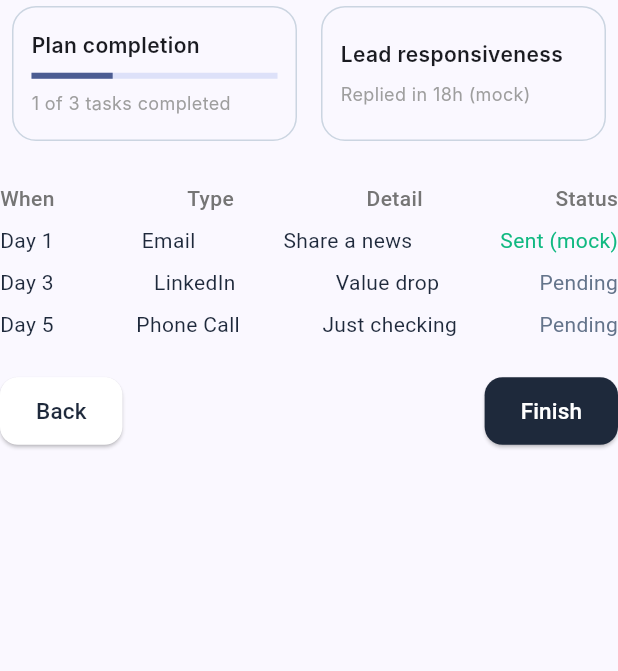
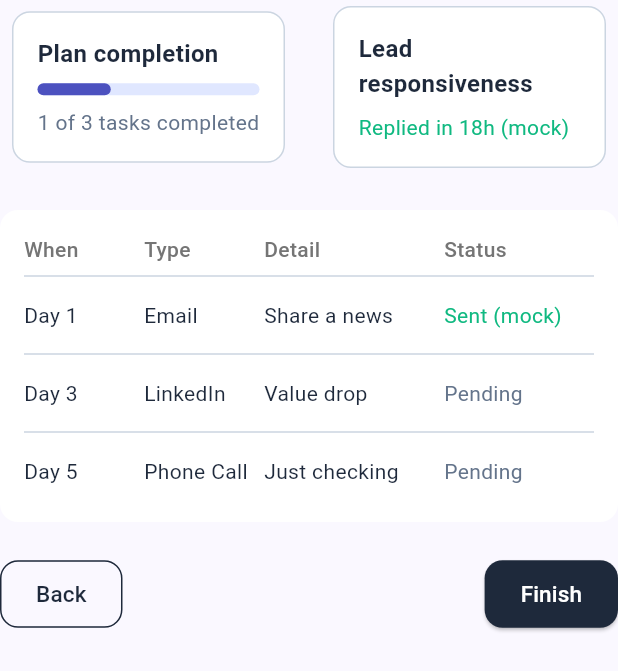
Before and after one commit to DebdaruDG/Network-IT-Lead-Planner-and-Follow-up, a Flutter app: the Step6TrackProgress widget shown alone on an empty page, opened directly, on a phone screen of 412 x 824 dp. Shown: the top 671 px of the screen. Run offline on Flutter 3.47's test engine with Material 3 defaults, Android fonts, the phone set to English and light mode, and no system bars; our stand-ins replace dio, flutter_riverpod, go_router, google_sign_in; Roboto replaces fonts that are missing (Inter).

Commit message:
step 6 ui refinement

```diff
--- a/lib/features/lead_creation/steps/step6_plan_overview.dart
+++ b/lib/features/lead_creation/steps/step6_plan_overview.dart
@@ -16,6 +16,7 @@ class Step6TrackProgress extends StatelessWidget {
                 "1 of 3 tasks completed",
               ),
             ),
+            const SizedBox(width: 16), // Spacing between progress cards
             Expanded(
               child: progressCard(
                 "Lead responsiveness",
@@ -27,7 +28,7 @@ class Step6TrackProgress extends StatelessWidget {
         ),
         const SizedBox(height: 24), // Spacing before task list
         taskList(),
-        const SizedBox(height: 24), // Spacing before task list
+        const SizedBox(height: 24), // Spacing before buttons
         Row(
           mainAxisAlignment: MainAxisAlignment.spaceBetween,
           children: [
@@ -45,26 +46,48 @@ class Step6TrackProgress extends StatelessWidget {
 
   Widget progressCard(String title, double? progress, String detail) {
     return Container(
-      padding: const EdgeInsets.all(12),
+      padding: const EdgeInsets.all(16), // Increased padding for spacious feel
       margin: const EdgeInsets.symmetric(horizontal: 8, vertical: 4),
       decoration: BoxDecoration(
-        border: Border.all(color: const Color(0xFFCBD5E1)),
-        borderRadius: BorderRadius.circular(16),
+        color: Colors.white,
+        border: Border.all(color: const Color(0xFFCBD5E1)), // Light gray border
+        borderRadius: BorderRadius.circular(12), // Rounded corners
       ),
-      height: 90,
       child: Column(
         crossAxisAlignment: CrossAxisAlignment.start,
         mainAxisAlignment: MainAxisAlignment.center,
         children: [
-          Text(title, style: const TextStyle(fontWeight: FontWeight.w600)),
+          Text(
+            title,
+            style: const TextStyle(
+              fontSize: 16,
+              fontWeight: FontWeight.w600,
+              color: Color(0xFF1E293B), // Dark gray-blue
+              fontFamily: 'Roboto',
+            ),
+          ),
           if (progress != null) ...[
             const SizedBox(height: 8),
-            LinearProgressIndicator(value: progress),
+            LinearProgressIndicator(
+              value: progress,
+              backgroundColor: const Color(0xFFE0E7FF), // Light blue background
+              color: const Color(0xFF4C51BF), // Purple progress
+              minHeight: 8, // Thicker progress bar
+              borderRadius: BorderRadius.circular(4),
+            ),
           ],
           const SizedBox(height: 8),
           Text(
             detail,
-            style: const TextStyle(fontSize: 12, color: Colors.grey),
+            style: TextStyle(
+              fontSize: 14,
+              fontWeight: FontWeight.w400,
+              color:
+                  progress != null
+                      ? const Color(0xFF64748B) // Medium gray
+                      : const Color(0xFF10B981), // Green for responsiveness
+              fontFamily: 'Roboto',
+            ),
           ),
         ],
       ),
@@ -85,18 +108,17 @@ class Step6TrackProgress extends StatelessWidget {
         style: TextStyle(
           fontSize: 15,
           fontWeight: FontWeight.w500,
-          fontFamily: 'Roboto', // Match image font style
+          fontFamily: 'Roboto',
         ),
       ),
     );
   }
 
   Widget backButton(VoidCallback onPressed) {
-    return ElevatedButton(
+    return OutlinedButton(
       onPressed: onPressed,
-      style: ElevatedButton.styleFrom(
-        backgroundColor: Colors.white,
-        foregroundColor: const Color(0xFF1E293B),
+      style: OutlinedButton.styleFrom(
+        side: const BorderSide(color: Color(0xFF1E293B)),
         shape: RoundedRectangleBorder(borderRadius: BorderRadius.circular(12)),
         padding: const EdgeInsets.symmetric(horizontal: 24, vertical: 12),
       ),
@@ -105,6 +127,7 @@ class Step6TrackProgress extends StatelessWidget {
         style: TextStyle(
           fontSize: 15,
           fontWeight: FontWeight.w500,
+          color: Color(0xFF1E293B),
           fontFamily: 'Roboto',
         ),
       ),
@@ -112,12 +135,21 @@ class Step6TrackProgress extends StatelessWidget {
   }
 
   Widget taskList() {
-    return Column(
+    return Container(
+      padding: const EdgeInsets.all(16),
+      decoration: BoxDecoration(
+        color: Colors.white,
+        borderRadius: BorderRadius.circular(12),
+      ),
+      child: Column(
+        crossAxisAlignment: CrossAxisAlignment.start,
         children: [
           Row(
             mainAxisAlignment: MainAxisAlignment.spaceBetween,
             children: [
-            Text(
+              SizedBox(
+                width: 80, // Fixed width for "When" column
+                child: Text(
                   "When",
                   style: TextStyle(
                     fontSize: 14,
@@ -126,7 +158,10 @@ class Step6TrackProgress extends StatelessWidget {
                     fontFamily: 'Roboto',
                   ),
                 ),
-            Text(
+              ),
+              SizedBox(
+                width: 80, // Fixed width for "Type" column
+                child: Text(
                   "Type",
                   style: TextStyle(
                     fontSize: 14,
@@ -135,7 +170,10 @@ class Step6TrackProgress extends StatelessWidget {
                     fontFamily: 'Roboto',
                   ),
                 ),
-            Text(
+              ),
+              SizedBox(
+                width: 120, // Fixed width for "Detail" column
+                child: Text(
                   "Detail",
                   style: TextStyle(
                     fontSize: 14,
@@ -144,7 +182,10 @@ class Step6TrackProgress extends StatelessWidget {
                     fontFamily: 'Roboto',
                   ),
                 ),
-            Text(
+              ),
+              SizedBox(
+                width: 100, // Fixed width for "Status" column
+                child: Text(
                   "Status",
                   style: TextStyle(
                     fontSize: 14,
@@ -153,23 +194,30 @@ class Step6TrackProgress extends StatelessWidget {
                     fontFamily: 'Roboto',
                   ),
                 ),
+              ),
             ],
           ),
-        const SizedBox(height: 8),
+          const Divider(color: Color(0xFFCBD5E1), thickness: 1), // Separator
           taskRow("Day 1", "Email", "Share a news", "Sent (mock)"),
-        const SizedBox(height: 8),
+          const Divider(color: Color(0xFFCBD5E1), thickness: 1), // Separator
           taskRow("Day 3", "LinkedIn", "Value drop", "Pending"),
-        const SizedBox(height: 8),
+          const Divider(color: Color(0xFFCBD5E1), thickness: 1), // Separator
           taskRow("Day 5", "Phone Call", "Just checking", "Pending"),
         ],
+      ),
     );
   }
 
   Widget taskRow(String when, String type, String detail, String status) {
-    return Row(
+    return Padding(
+      padding: const EdgeInsets.symmetric(vertical: 8.0), // Vertical spacing
+      child: Row(
         mainAxisAlignment: MainAxisAlignment.spaceBetween,
+        crossAxisAlignment: CrossAxisAlignment.start,
         children: [
-        Text(
+          SizedBox(
+            width: 80, // Fixed width for "When" column
+            child: Text(
               when,
               style: const TextStyle(
                 fontSize: 14,
@@ -178,7 +226,10 @@ class Step6TrackProgress extends StatelessWidget {
                 fontFamily: 'Roboto',
               ),
             ),
-        Text(
+          ),
+          SizedBox(
+            width: 80, // Fixed width for "Type" column
+            child: Text(
               type,
               style: const TextStyle(
                 fontSize: 14,
@@ -187,7 +238,10 @@ class Step6TrackProgress extends StatelessWidget {
                 fontFamily: 'Roboto',
               ),
             ),
-        Text(
+          ),
+          SizedBox(
+            width: 120, // Fixed width for "Detail" column
+            child: Text(
               detail,
               style: const TextStyle(
                 fontSize: 14,
@@ -196,7 +250,10 @@ class Step6TrackProgress extends StatelessWidget {
                 fontFamily: 'Roboto',
               ),
             ),
-        Text(
+          ),
+          SizedBox(
+            width: 100, // Fixed width for "Status" column
+            child: Text(
               status,
               style: TextStyle(
                 fontSize: 14,
@@ -208,7 +265,9 @@ class Step6TrackProgress extends StatelessWidget {
                 fontFamily: 'Roboto',
               ),
             ),
+          ),
         ],
+      ),
     );
   }
 }
```
Lines whose indentation alone changed are shown as unchanged.
